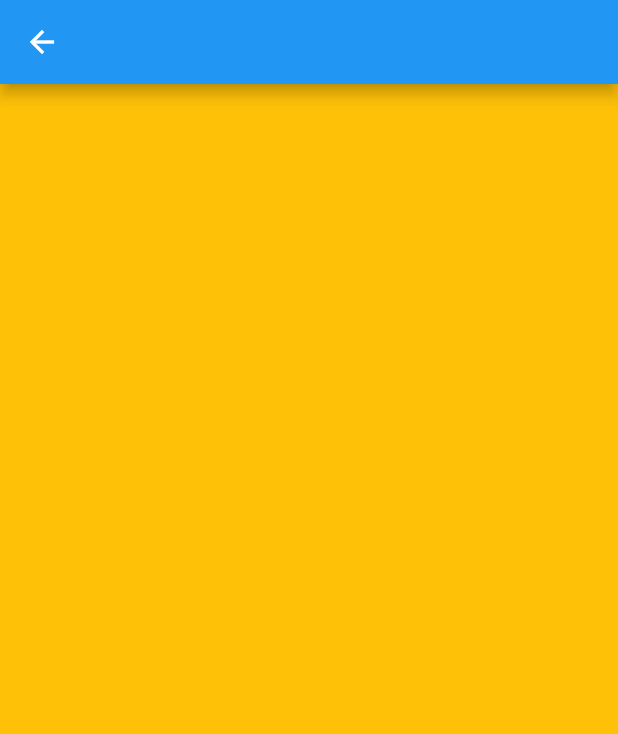
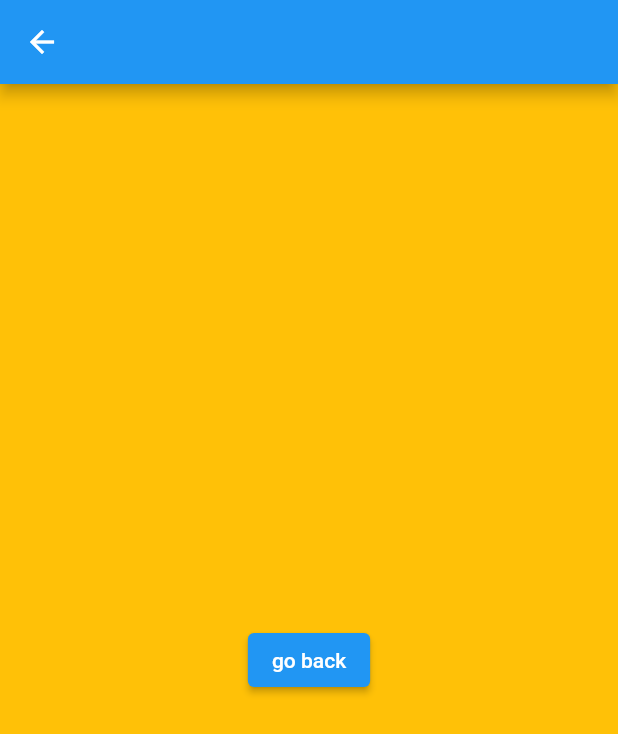
Before and after one commit to bavuu0421/class_app, a Flutter app: the SecondScreen screen opened directly, on a phone screen of 412 x 824 dp. Shown: the top 734 px of the screen. Run offline on Flutter 3.47's test engine with Material 2 defaults, Android fonts, the phone set to English and light mode, and no system bars.

Commit message:
navigate back(pop)

```diff
--- a/lib/Screens/second_screen.dart
+++ b/lib/Screens/second_screen.dart
@@ -9,6 +9,14 @@ class SecondScreen extends StatelessWidget {
       appBar: AppBar(),
       body: Container(
         color: Colors.amber,
+        child: Center(
+          child: ElevatedButton(
+            child: Text('go back'),
+            onPressed: () {
+              Navigator.pop(context);
+            },
+          ),
+        ),
       ),
     );
   }
```
